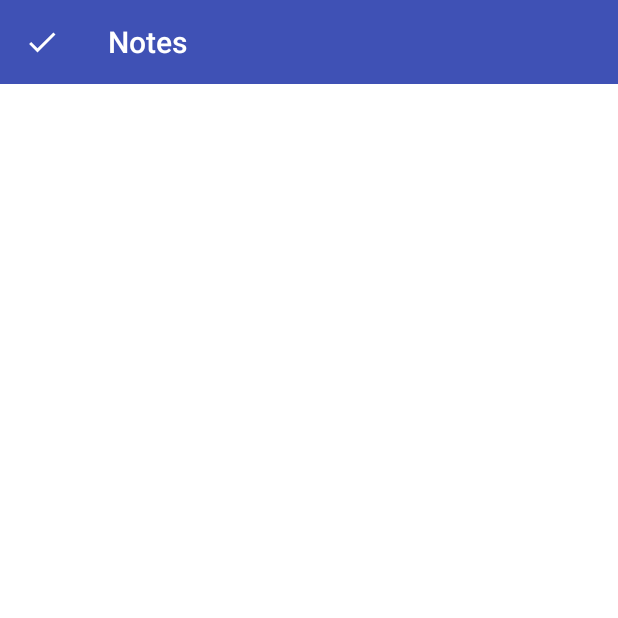
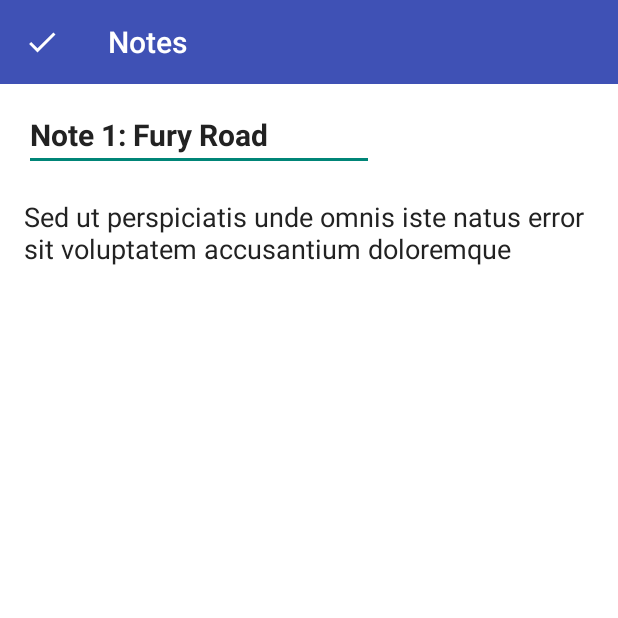
Before and after one commit to jhurl3y/CodeNinjaApp, an Android app: the EditActivity screen opened directly, with no data from a screen before it, on a phone screen of 412 x 824 dp, the top half of it. Run offline under Robolectric (Android 15) with nearby library versions, the phone set to English and light mode, and no system bars.

Commit message:
Added content to edit activity.

```diff
--- a/app/src/main/java/com/example/hurley/codeninja/ViewActivity.java
+++ b/app/src/main/java/com/example/hurley/codeninja/ViewActivity.java
@@ -1,9 +1,11 @@
 package com.example.hurley.codeninja;
 
+import android.content.Intent;
 import android.os.Bundle;
 import android.support.v7.app.AppCompatActivity;
 import android.support.v7.widget.Toolbar;
 import android.view.MenuItem;
+import android.view.View;
 
 public class ViewActivity extends AppCompatActivity {
 
@@ -32,4 +34,9 @@ public class ViewActivity extends AppCompatActivity {
         return super.onOptionsItemSelected(item);
     }
 
+    public void editNote(View view) {
+        Intent intent = new Intent(this, EditActivity.class);
+        this.startActivity(intent);
+    }
+
 }
--- a/app/src/main/res/layout/activity_edit.xml
+++ b/app/src/main/res/layout/activity_edit.xml
@@ -12,4 +12,52 @@
         android:id="@+id/toolbarEdit"
         layout="@layout/toolbar" />
 
+    <EditText
+        android:id="@+id/editTitle"
+        android:ems="10"
+        android:inputType="textPersonName"
+        android:text="Note 1: Fury Road"
+        android:layout_height="wrap_content"
+        android:layout_width="wrap_content"
+        android:layout_below="@id/toolbarEdit"
+        android:layout_marginTop="10dp"
+        android:layout_marginBottom="10dp"
+        android:layout_marginRight="16dp"
+        android:layout_marginLeft="16dp"
+        android:textColor="@color/title"
+        android:textSize="20dp"
+        android:textStyle="bold"
+        tools:layout_editor_absoluteY="16dp" />
+
+    <ScrollView
+        android:layout_width="match_parent"
+        android:layout_height="match_parent"
+        android:id="@+id/editScrollView"
+        android:layout_below="@+id/editTitle"
+        android:layout_alignParentLeft="true"
+        android:layout_alignParentBottom="true"
+        android:layout_alignParentRight="true"
+        android:clipToPadding="false"
+        android:paddingTop="8dp"
+        android:paddingBottom="8dp" >
+
+        <EditText
+            android:layout_width="match_parent"
+            android:layout_height="wrap_content"
+            android:id="@+id/editContent"
+            android:inputType="textCapSentences|textImeMultiLine|textMultiLine"
+            android:gravity="start|end"
+            android:ems="10"
+            android:paddingLeft="16dp"
+            android:paddingRight="16dp"
+            android:hint="hey"
+            android:maxLines="2000"
+            android:textSize="18sp"
+            android:text="Sed ut perspiciatis unde omnis iste natus error sit voluptatem accusantium doloremque"
+            android:textColorHint="@color/title"
+            android:textColor="@color/title"
+            android:background="@android:color/transparent"/>
+
+    </ScrollView>
+
 </RelativeLayout>
--- a/app/src/main/res/layout/activity_view.xml
+++ b/app/src/main/res/layout/activity_view.xml
@@ -45,6 +45,7 @@
         android:layout_alignParentRight="true"
         android:layout_margin="@dimen/fab_margin"
         app:srcCompat="@android:drawable/ic_menu_edit"
-        android:tint="@android:color/white" />
+        android:tint="@android:color/white"
+        android:onClick="editNote"/>
 
 </RelativeLayout>
```
